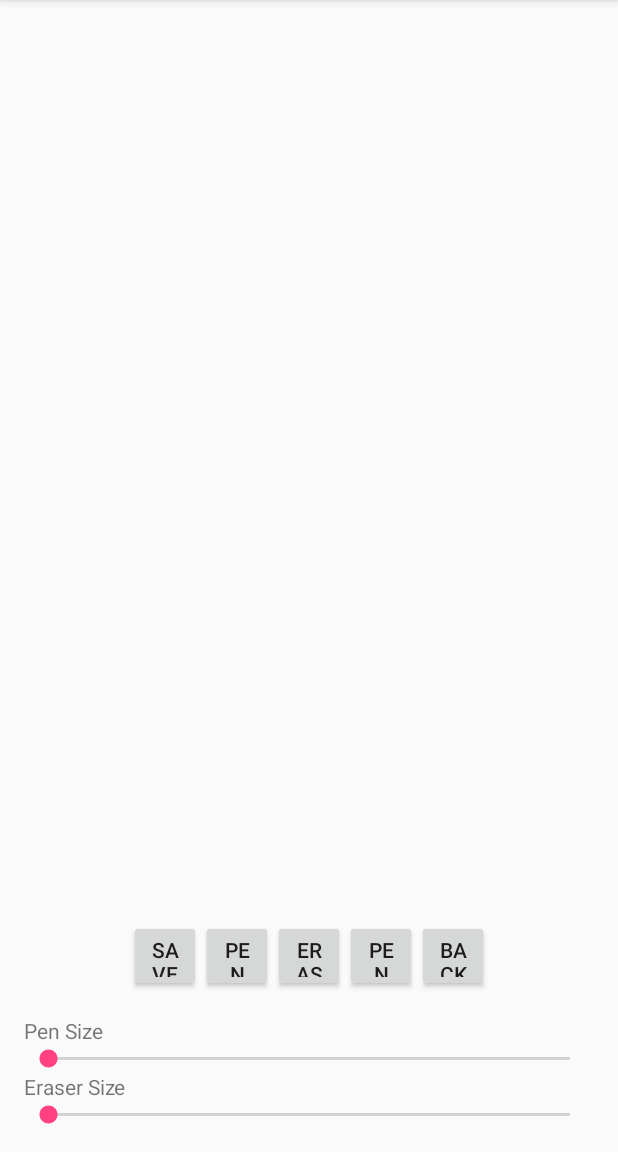
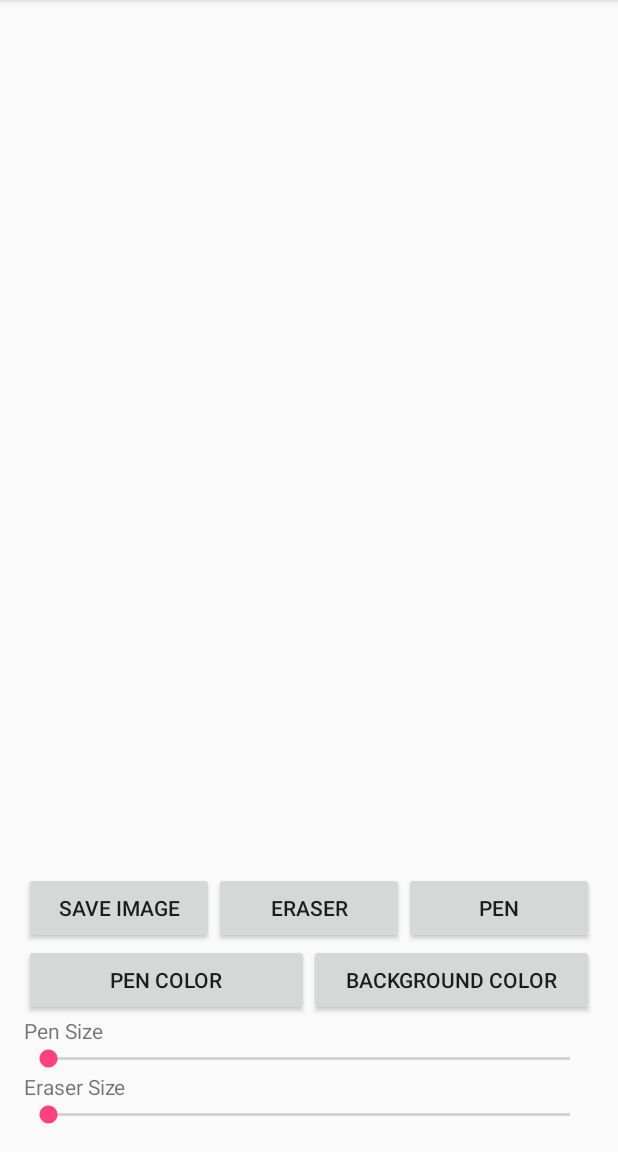
Before and after one commit to mukeshsolanki/DrawingView-Android, an Android app: the screen it shows after launch (MainActivity), on a phone screen of 412 x 824 dp, the part 84-1236 px from its top. Run offline under Robolectric (Android 15) with nearby library versions, the light colour scheme and no system bars; libraries missing offline, so code that uses them is left out: com.pavelsikun.vintagechroma.

Commit message:
updated library

```diff
--- a/app/src/main/java/com/mukesh/drawingview/example/MainActivity.java
+++ b/app/src/main/java/com/mukesh/drawingview/example/MainActivity.java
@@ -72,7 +72,6 @@ public class MainActivity extends AppCompatActivity
             })
             .create()
             .show(getSupportFragmentManager(), "Pen color picker");
-        mDrawingView.setPenColor(Color.WHITE);
         break;
       case R.id.background_color_button:
         new ChromaDialog.Builder().initialColor(Color.GREEN)
--- a/app/src/main/res/layout/activity_main.xml
+++ b/app/src/main/res/layout/activity_main.xml
@@ -20,39 +20,53 @@
       android:layout_height="wrap_content"
       android:layout_above="@+id/size_layout"
       android:gravity="center"
-      android:padding="@dimen/activity_vertical_margin"
+      android:orientation="vertical"
       >
-
+    <LinearLayout
+        android:layout_width="match_parent"
+        android:layout_height="wrap_content"
+        >
       <Button
           android:id="@+id/save_button"
-        android:layout_width="48dp"
-        android:layout_height="48dp"
+          android:layout_width="0dp"
+          android:layout_height="wrap_content"
+          android:layout_weight="1"
           android:text="Save Image"
           />
       <Button
-        android:id="@+id/pen_button"
-        android:layout_width="48dp"
-        android:layout_height="48dp"
-        android:text="Pen"
-        />
-    <Button
           android:id="@+id/eraser_button"
-        android:layout_width="48dp"
-        android:layout_height="48dp"
+          android:layout_width="0dp"
+          android:layout_height="wrap_content"
+          android:layout_weight="1"
           android:text="Eraser"
           />
       <Button
+          android:id="@+id/pen_button"
+          android:layout_width="0dp"
+          android:layout_height="wrap_content"
+          android:layout_weight="1"
+          android:text="Pen"
+          />
+    </LinearLayout>
+    <LinearLayout
+        android:layout_width="match_parent"
+        android:layout_height="wrap_content"
+        >
+      <Button
           android:id="@+id/pen_color_button"
-        android:layout_width="48dp"
-        android:layout_height="48dp"
+          android:layout_width="0dp"
+          android:layout_height="match_parent"
+          android:layout_weight="1"
           android:text="Pen Color"
           />
       <Button
           android:id="@+id/background_color_button"
-        android:layout_width="48dp"
-        android:layout_height="48dp"
+          android:layout_width="0dp"
+          android:layout_height="match_parent"
+          android:layout_weight="1"
           android:text="Background Color"
           />
+    </LinearLayout>
   </LinearLayout>
   <LinearLayout
       android:id="@+id/size_layout"
--- a/drawingview/build.gradle
+++ b/drawingview/build.gradle
@@ -10,8 +10,8 @@ android {
   defaultConfig {
     minSdkVersion 9
     targetSdkVersion 24
-    versionCode 1
-    versionName "1.0.1"
+    versionCode 2
+    versionName "1.0.2"
   }
   buildTypes {
     release {
```
Lines whose indentation alone changed are shown as unchanged.
